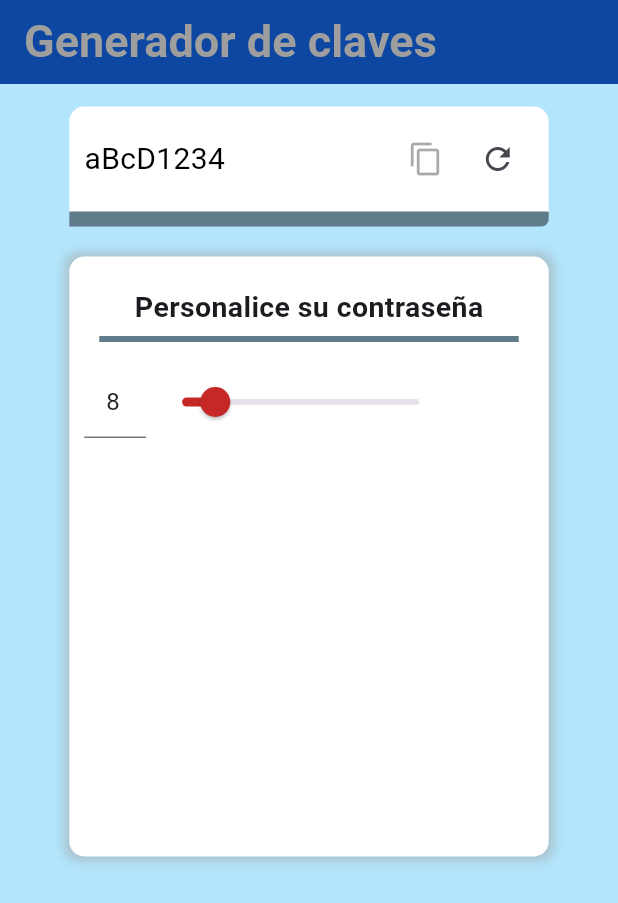
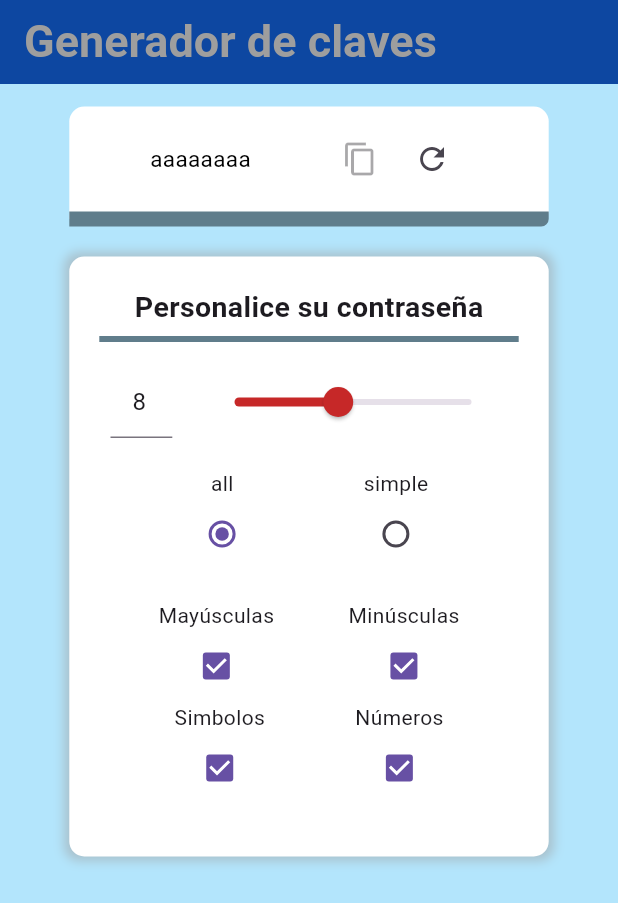
Before and after one commit to AdrianPerdomoE/layout_builder, a Flutter app: the screen it shows after launch, on a phone screen of 412 x 824 dp. Shown: the top 903 px of the screen. Run offline on Flutter 3.47's test engine with Material 3 defaults, Android fonts, the phone set to English and light mode, and no system bars.

Commit message:
feat: se termina el diseño del generador de contraseñas y se conecta las logicas de los elementos

```diff
--- a/lib/actividad_generador_clave/page/password_generator.dart
+++ b/lib/actividad_generador_clave/page/password_generator.dart
@@ -1,3 +1,5 @@
+import 'dart:math';
+
 import 'package:flutter/material.dart';
 import 'package:layout_builder/actividad_generador_clave/widgets/password_view.dart';
 
@@ -49,12 +51,36 @@ class _PasswordGeneratorState extends State<PasswordGenerator> {
 
   _updateOptions(PasswordOptions newOptions) {
     setState(() {
-      passwordOptions = newOptions;
+      if (!newOptions.uppercase &&
+          !newOptions.lowercase &&
+          !newOptions.numbers &&
+          !newOptions.symbols) {
+        newOptions.uppercase = true;
+      }
+
       _generatePassword();
     });
   }
 
   _generatePassword() {
-    return "aBcD1234";
+    String password = '';
+    String characters = '';
+    if (passwordOptions.uppercase) {
+      characters += 'ABCDEFGHIJKLMNOPQRSTUVWXYZ';
+    }
+    if (passwordOptions.lowercase) {
+      characters += 'abcdefghijklmnopqrstuvwxyz';
+    }
+    if (passwordOptions.numbers) {
+      characters += '0123456789';
+    }
+    if (passwordOptions.symbols) {
+      characters += '!@#%^&*()_+';
+    }
+
+    for (int i = 0; i < passwordOptions.length; i++) {
+      password += characters[Random().nextInt(characters.length)];
+    }
+    return password;
   }
 }
--- a/lib/actividad_generador_clave/widgets/form_options.dart
+++ b/lib/actividad_generador_clave/widgets/form_options.dart
@@ -1,6 +1,8 @@
 import 'package:flutter/material.dart';
 
 import '../models/password_options.dart';
+
+enum RadioValue { all, simple }
 
 class FormOptions extends StatefulWidget {
   final PasswordOptions passwordOptions;
@@ -18,6 +20,7 @@ class _FormOptionsState extends State<FormOptions> {
   late double width;
   late int length;
   late TextEditingController _lengthController;
+  RadioValue _radioValue = RadioValue.all;
   @override
   Widget build(BuildContext context) {
     width = MediaQuery.of(context).size.width;
@@ -43,7 +46,18 @@ class _FormOptionsState extends State<FormOptions> {
           ]),
       child: Column(
         mainAxisAlignment: MainAxisAlignment.start,
-        children: [_formTitle(), _formLengthOption()],
+        children: [
+          _formTitle(),
+          _formLengthOption(),
+          const SizedBox(
+            height: 20,
+          ),
+          _radialButtonsGroup(),
+          const SizedBox(
+            height: 20,
+          ),
+          _passwordOptionsBoxGroup()
+        ],
       ),
     );
   }
@@ -68,7 +82,10 @@ class _FormOptionsState extends State<FormOptions> {
   }
 
   Widget _formLengthOption() {
-    return Row(children: [
+    return Row(
+        mainAxisAlignment: MainAxisAlignment.spaceEvenly,
+        crossAxisAlignment: CrossAxisAlignment.center,
+        children: [
           SizedBox(
             width: width * 0.1,
             child: _lengthInput(),
@@ -86,10 +103,14 @@ class _FormOptionsState extends State<FormOptions> {
         if (_lengthController.text.isEmpty) return;
 
         setState(() {
-          if (int.parse(_lengthController.text) < 1)
+          if (int.parse(_lengthController.text) < 1) {
             _lengthController.text = "1";
-          if (int.parse(_lengthController.text) > 51)
-            _lengthController.text = "51";
+          }
+
+          if (int.parse(_lengthController.text) > 17) {
+            _lengthController.text = "17";
+          }
+
           // default value (8 characters
           length = int.parse(_lengthController.text);
           widget.passwordOptions.length = length;
@@ -102,7 +123,7 @@ class _FormOptionsState extends State<FormOptions> {
   _slider() {
     return Slider(
       min: 1,
-      max: 51,
+      max: 17,
       value: length.toDouble(),
       activeColor: Colors.red.shade800,
       onChanged: (value) {
@@ -115,4 +136,100 @@ class _FormOptionsState extends State<FormOptions> {
       },
     );
   }
+
+  _radialButtonsGroup() {
+    return Row(
+      mainAxisAlignment: MainAxisAlignment.spaceEvenly,
+      children: [
+        Column(
+          children: [
+            const Text('all'),
+            Radio(
+              value: RadioValue.all,
+              groupValue: _radioValue,
+              onChanged: (value) {
+                setState(() {
+                  _radioValue = value!;
+                });
+              },
+            ),
+          ],
+        ),
+        Column(
+          children: [
+            const Text('simple'),
+            Radio(
+              value: RadioValue.simple,
+              groupValue: _radioValue,
+              onChanged: (value) {
+                setState(() {
+                  _radioValue = value!;
+                  widget.passwordOptions.numbers = false;
+                  widget.passwordOptions.symbols = false;
+                  widget.onOptionsChanged(widget.passwordOptions);
+                });
+              },
+            ),
+          ],
+        )
+      ],
+    );
   }
+
+  _passwordOptionsBoxGroup() {
+    return Column(
+        mainAxisAlignment: MainAxisAlignment.center,
+        crossAxisAlignment: CrossAxisAlignment.center,
+        children: [
+          Row(
+            mainAxisAlignment: MainAxisAlignment.spaceEvenly,
+            children: [
+              _checkBoxOption(widget.passwordOptions.uppercase, (value) {
+                widget.passwordOptions.uppercase = value;
+                widget.onOptionsChanged(widget.passwordOptions);
+              }, 'Mayúsculas'),
+              _checkBoxOption(widget.passwordOptions.lowercase, (value) {
+                widget.passwordOptions.lowercase = value;
+                widget.onOptionsChanged(widget.passwordOptions);
+              }, 'Minúsculas'),
+            ],
+          ),
+          Row(
+            mainAxisAlignment: MainAxisAlignment.spaceEvenly,
+            children: [
+              _checkBoxOption(widget.passwordOptions.symbols,
+                  _isDisabled((value) {
+                widget.passwordOptions.symbols = value;
+                widget.onOptionsChanged(widget.passwordOptions);
+              }), 'Simbolos'),
+              _checkBoxOption(widget.passwordOptions.numbers,
+                  _isDisabled((value) {
+                widget.passwordOptions.numbers = value;
+                widget.onOptionsChanged(widget.passwordOptions);
+              }), 'Números'),
+            ],
+          )
+        ]);
+  }
+
+  _checkBoxOption(bool value, Function? onChangedFunction, String name) {
+    return Column(
+      children: [
+        Text(name),
+        Checkbox(
+          value: value,
+          onChanged: onChangedFunction == null
+              ? null
+              : (value) => onChangedFunction(value),
+        ),
+      ],
+    );
+  }
+
+  _isDisabled(Function function) {
+    if (_radioValue == RadioValue.simple) {
+      return null;
+    }
+    return function;
+  }
+}
--- a/lib/actividad_generador_clave/widgets/password_view.dart
+++ b/lib/actividad_generador_clave/widgets/password_view.dart
@@ -17,7 +17,7 @@ class PasswordView extends StatelessWidget {
     return Container(
       width: width * 0.8,
       height: 80,
-      padding: const EdgeInsets.all(10),
+      padding: const EdgeInsets.all(5),
       decoration: BoxDecoration(
         color: Colors.white,
         border: BorderDirectional(
@@ -28,11 +28,11 @@ class PasswordView extends StatelessWidget {
             bottomRight: Radius.circular(5)),
       ),
       child: Row(
-          mainAxisAlignment: MainAxisAlignment.spaceBetween,
+          mainAxisAlignment: MainAxisAlignment.spaceEvenly,
           crossAxisAlignment: CrossAxisAlignment.center,
           children: [
             Text(currentPassword,
-                style: const TextStyle(fontSize: 20, color: Colors.black),
+                style: const TextStyle(fontSize: 15, color: Colors.black),
                 textAlign: TextAlign.left),
             _buttonGroup()
           ]),
```
Lines whose indentation alone changed are shown as unchanged.
